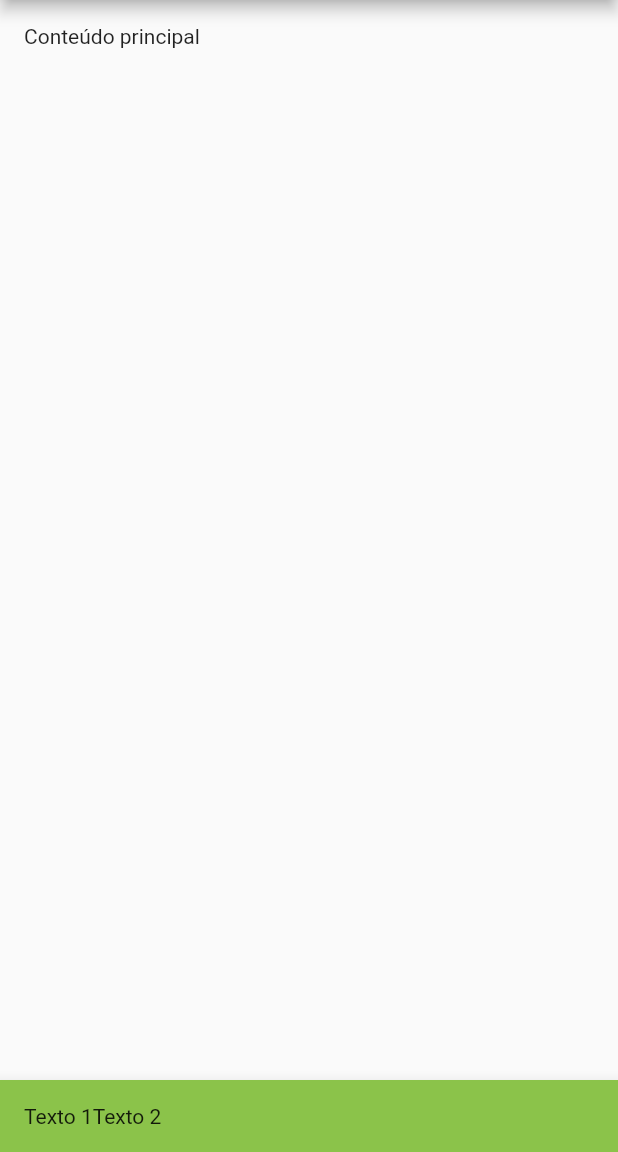
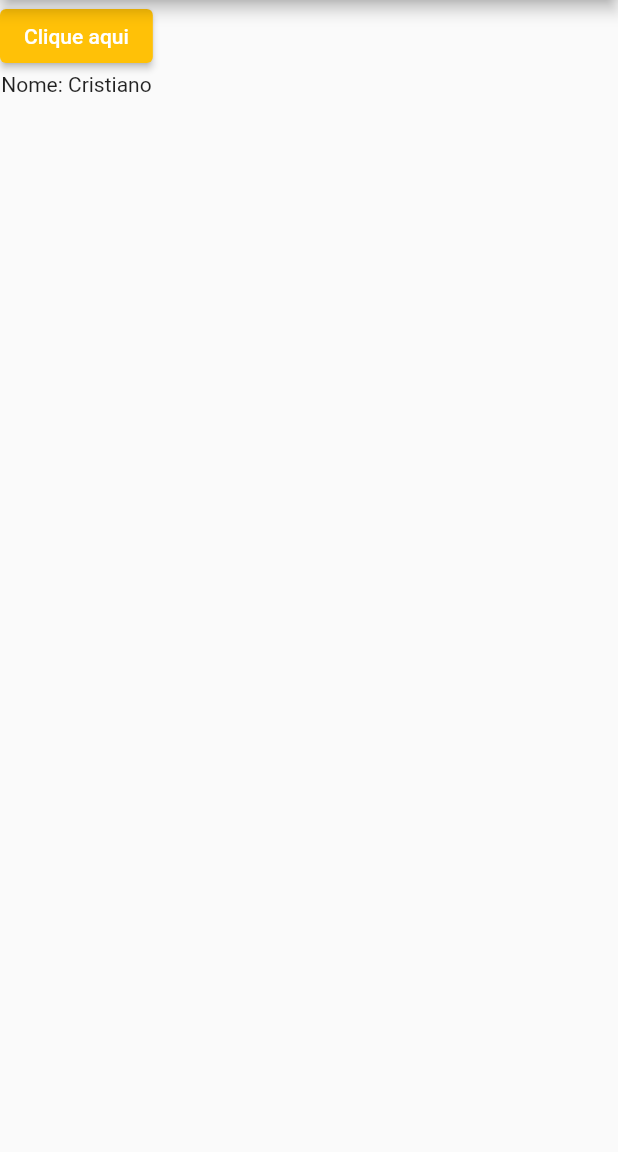
Before and after one commit to Cristianoaf81GIT/flutter_frases_do_dia, a Flutter app: the screen it shows after launch, on a phone screen of 412 x 824 dp, the part 84-1236 px from its top. Run offline on Flutter 3.47's test engine with Material 2 defaults, Android fonts, the phone set to English and light mode, and no system bars.

```diff
--- a/lib/main.dart
+++ b/lib/main.dart
@@ -2,13 +2,65 @@
 
 import 'package:flutter/material.dart';
 
+/**
+ *  Stateless -> Widgets que não pode ser alterados
+ *  Stateful -> Widgets que podem ser alterados
+ */
+
 // Lorem ipsum dolor sit amet, consectetur adipiscing elit
 void main() {
-  runApp(MaterialApp(
-      debugShowCheckedModeBanner: false,
-      home: Scaffold(
+  runApp(MaterialApp(debugShowCheckedModeBanner: false, home: HomeStateful()));
+}
+
+class HomeStateful extends StatefulWidget {
+  const HomeStateful({Key? key}) : super(key: key);
+
+  @override
+  State<StatefulWidget> createState() => _HomeStatefulState();
+}
+
+class _HomeStatefulState extends State<HomeStateful> {
+  var _texto = "Cristiano";
+
+  @override
+  Widget build(BuildContext context) {
+    print("Build chamado");
+    return Scaffold(
       appBar: AppBar(
         title: Text("Instagram"),
+        backgroundColor: Colors.green,
+      ),
+      // ignore: avoid_unnecessary_containers
+      body: Container(
+        child: Column(
+          children: <Widget>[
+            ElevatedButton(
+              onPressed: () {
+                setState(() {
+                  _texto = "Curso Flutter";
+                });
+              },
+              child: Text("Clique aqui"),
+              style: ElevatedButton.styleFrom(primary: Colors.amber),
+            ),
+            Text("Nome: $_texto")
+          ],
+        ),
+      ),
+    );
+  }
+}
+
+class Home extends StatelessWidget {
+  final _titulo = "Instagram";
+
+  const Home({Key? key}) : super(key: key);
+
+  @override
+  Widget build(BuildContext context) {
+    return Scaffold(
+      appBar: AppBar(
+        title: Text(_titulo),
         backgroundColor: Colors.green,
       ),
       body: Padding(
@@ -25,5 +77,6 @@ void main() {
           ),
         ),
       ),
-      )));
+    );
   }
+}
```
Lines whose indentation alone changed are shown as unchanged.
